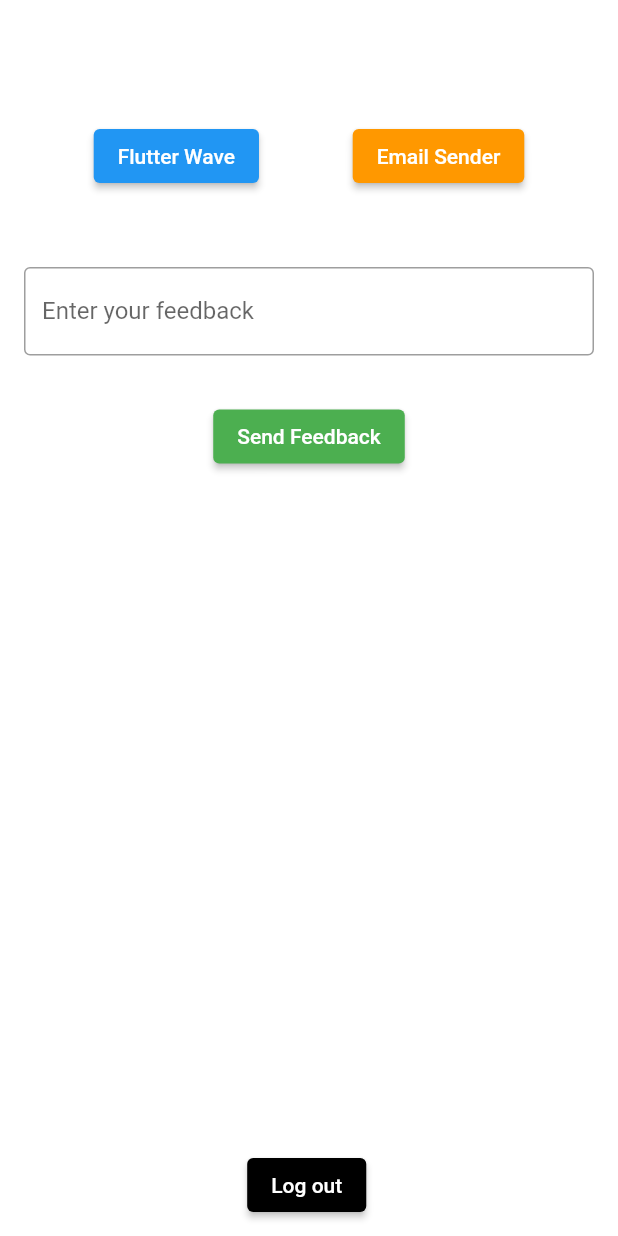
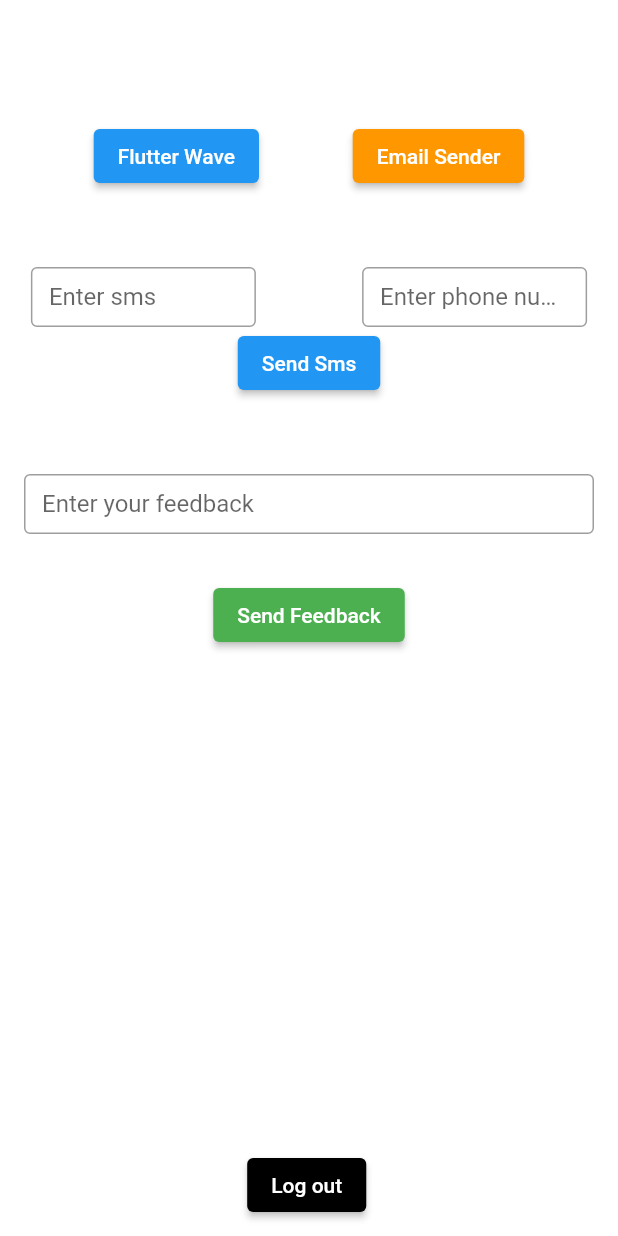
Before and after one commit to ale-russ/flutter_wave_payment, a Flutter app: the HomePage screen opened directly, on a phone screen of 412 x 824 dp. Run offline on Flutter 3.47's test engine with Material 2 defaults, Android fonts, the phone set to English and light mode, and no system bars; our stand-ins replace cloud_firestore, firebase_auth, firebase_core, firebase_messaging, flutter_local_notifications, google_sign_in and 1 more; missing offline and left inert: flutter_email_sender, flutter_sms, flutterwave_standard, icons_flutter; accounts and stored records are empty.

Commit message:
sms messaging completed

```diff
--- a/lib/home_page.dart
+++ b/lib/home_page.dart
@@ -8,6 +8,7 @@
 import 'email_sender.dart';
 import 'flutter_wave_page.dart';
 
+// ignore: must_be_immutable
 class HomePage extends StatefulWidget {
   HomePage({super.key, this.uid});
   String? uid;
@@ -18,6 +19,9 @@
 
 class _HomePageState extends State<HomePage> {
   TextEditingController feedbackController = TextEditingController();
+  TextEditingController smsController = TextEditingController();
+  TextEditingController phoneNumberController = TextEditingController();
+
   final FirebaseFirestore firebaseFirestore = FirebaseFirestore.instance;
   @override
   void initState() {
@@ -72,7 +76,70 @@
                 ],
               ),
               const SizedBox(height: 50),
-              Padding(
+              SizedBox(
+                height: 40,
+                width: MediaQuery.of(context).size.width * 0.9,
+                child: Row(
+                  mainAxisAlignment: MainAxisAlignment.spaceBetween,
+                  children: [
+                    SizedBox(
+                      height: 40,
+                      width: 150,
+                      child: TextFormField(
+                        controller: smsController,
+                        validator: (value) {
+                          if (value != null || value!.isEmpty) {
+                            return 'Sms message should not be empty';
+                          }
+                        },
+                        decoration: const InputDecoration(
+                          labelText: 'Enter sms',
+                          enabledBorder: OutlineInputBorder(
+                            borderSide: BorderSide(color: Colors.grey),
+                          ),
+                          focusedBorder: OutlineInputBorder(
+                            borderSide: BorderSide(color: Colors.lightBlue),
+                          ),
+                        ),
+                      ),
+                    ),
+                    SizedBox(
+                      height: 40,
+                      width: 150,
+                      child: TextFormField(
+                        controller: phoneNumberController,
+                        validator: (value) {
+                          if (value != null || value!.isEmpty) {
+                            return 'Enter valid phone number';
+                          }
+                        },
+                        decoration: const InputDecoration(
+                          labelText: 'Enter phone number',
+                          enabledBorder: OutlineInputBorder(
+                            borderSide: BorderSide(color: Colors.grey),
+                          ),
+                          focusedBorder: OutlineInputBorder(
+                            borderSide: BorderSide(color: Colors.lightBlue),
+                          ),
+                        ),
+                      ),
+                    ),
+                  ],
+                ),
+              ),
+              ElevatedButton(
+                  onPressed: () {
+                    sendSMSMessage(
+                        message: smsController.text,
+                        recipients: [phoneNumberController.text.trim()]);
+                    setState(() {
+                      smsController.text = phoneNumberController.text = '';
+                    });
+                  },
+                  child: Text('Send Sms')),
+              const SizedBox(height: 50),
+              Container(
+                height: 40,
                 padding: const EdgeInsets.symmetric(horizontal: 16.0),
                 child: TextFormField(
                   controller: feedbackController,
@@ -129,8 +196,9 @@
                   if (snapshot.hasData) {
                     return Container(
                         padding: const EdgeInsets.symmetric(horizontal: 16),
-                        height: 300,
+                        // height: 300,
                         child: ListView(
+                          shrinkWrap: true,
                           children: snapshot.data!.docs.map((document) {
                             final feedback =
                                 document.data() as Map<String, dynamic>;
@@ -144,6 +212,7 @@
                   }
                 }),
               ),
+              const SizedBox(height: 50),
             ],
           ),
           Positioned(
--- a/pubspec.yaml
+++ b/pubspec.yaml
@@ -57,6 +57,7 @@
   flutter_svg: ^2.0.7
   flutter_local_notifications: ^15.1.0+1
   http: ^1.1.0
+  flutter_sms: ^2.3.3
 
 dev_dependencies:
   flutter_test:
```
Also changed, not shown: lib/util_methods.dart (+10 -0 lines), pubspec.lock, 8 other files.
